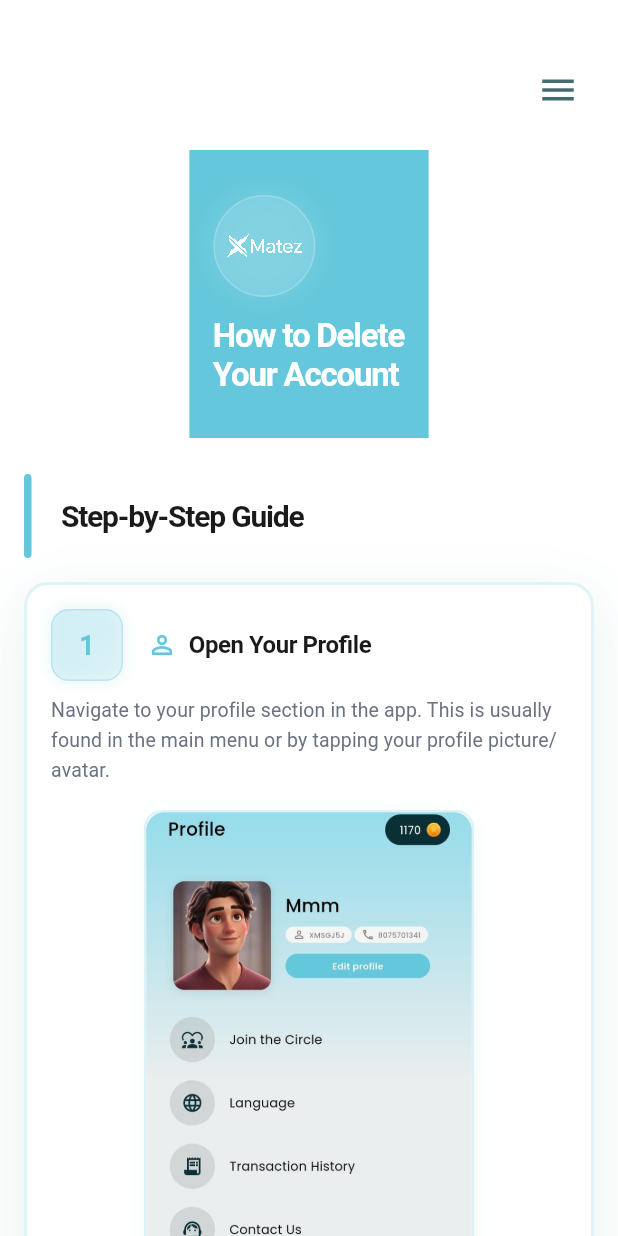
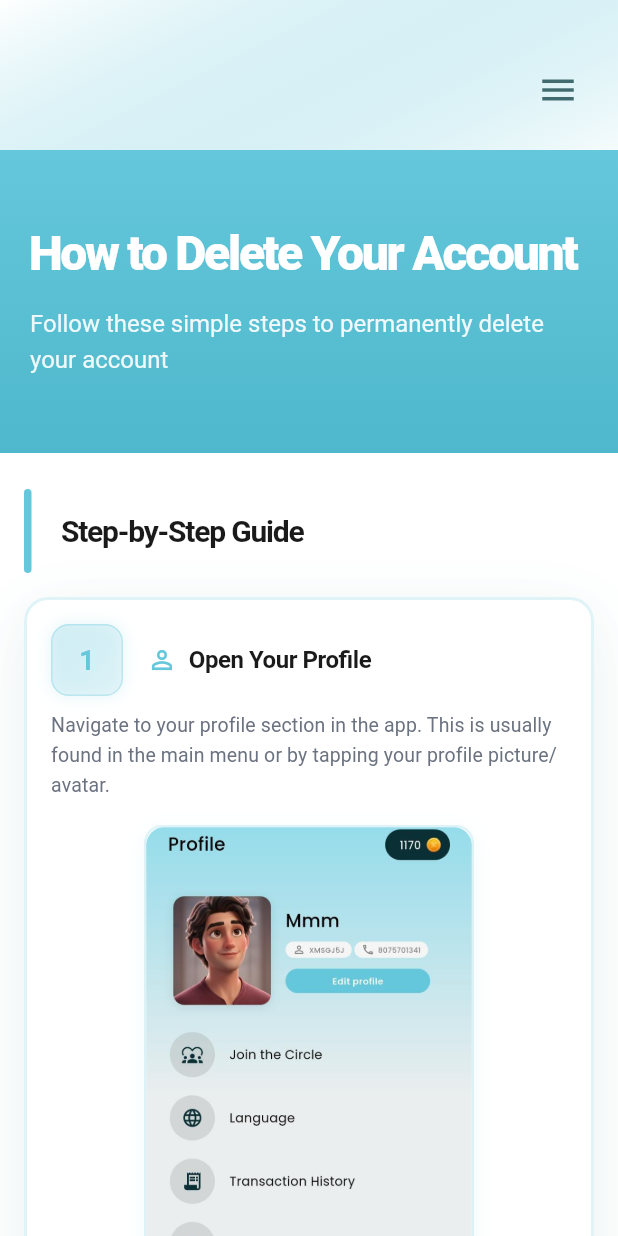
Before and after one commit to murshidkayla/x-mates-website, a Flutter app: the HowToDeletePage screen opened by its route, on a phone screen of 412 x 824 dp. Run offline on Flutter 3.47's test engine with Material 3 defaults, Android fonts, the phone set to English and light mode, and no system bars; our stand-ins replace google_fonts; Roboto replaces fonts that are missing (System).

Commit message:
fixing error

```diff
--- a/lib/presentation/pages/community_guidelines_page.dart
+++ b/lib/presentation/pages/community_guidelines_page.dart
@@ -19,8 +19,9 @@
     });
 
     return Scaffold(
-      backgroundColor: Colors.transparent,
+      backgroundColor: isMobile ? AppTheme.lightBackground : Colors.transparent,
       body: Container(
+        width: double.infinity,
         decoration: BoxDecoration(
           gradient: LinearGradient(
             begin: Alignment.topLeft,
--- a/lib/presentation/pages/contact_page.dart
+++ b/lib/presentation/pages/contact_page.dart
@@ -147,9 +147,12 @@
 
   @override
   Widget build(BuildContext context) {
+    final isMobile = Responsive.isMobile(context);
+
     return Scaffold(
-      backgroundColor: Colors.transparent,
+      backgroundColor: isMobile ? AppTheme.lightBackground : Colors.transparent,
       body: Container(
+        width: double.infinity,
         decoration: BoxDecoration(
           gradient: LinearGradient(
             begin: Alignment.topLeft,
--- a/lib/presentation/pages/how_to_delete_page.dart
+++ b/lib/presentation/pages/how_to_delete_page.dart
@@ -4,7 +4,6 @@
 import '../../application/providers/navigation_provider.dart';
 import '../widgets/pandora_navbar.dart';
 import '../widgets/footer.dart';
-import '../widgets/logo.dart';
 import '../theme/app_theme.dart';
 import '../utils/responsive.dart';
 
@@ -32,9 +31,22 @@
     });
 
     return Scaffold(
-      backgroundColor: AppTheme.lightBackground,
+      backgroundColor: isMobile ? AppTheme.lightBackground : Colors.transparent,
       body: Container(
-        color: AppTheme.lightBackground,
+        width: double.infinity,
+        decoration: BoxDecoration(
+          gradient: LinearGradient(
+            begin: Alignment.topLeft,
+            end: Alignment.bottomRight,
+            colors: [
+              AppTheme.lightBackground,
+              AppTheme.primaryColor.withOpacity(0.05),
+              AppTheme.primaryColor.withOpacity(0.02),
+              AppTheme.lightBackground,
+            ],
+            stops: const [0.0, 0.3, 0.7, 1.0],
+          ),
+        ),
         child: SingleChildScrollView(
           child: Column(
             children: [
@@ -42,75 +54,21 @@
               const PandoraNavbar(),
             // Ultra-Modern Header Section
             Container(
+              width: double.infinity,
               padding: EdgeInsets.symmetric(
-                horizontal: isMobile ? 16 : 60,
-                vertical: isMobile ? 30 : 60,
+                horizontal: Responsive.value(context, mobile: 20.0, tablet: 40.0, desktop: 80.0),
+                vertical: Responsive.value(context, mobile: 50.0, tablet: 80.0, desktop: 100.0),
               ),
-              decoration: const BoxDecoration(
-                color: AppTheme.primaryColor,
-              ),
-              child: Column(
-                crossAxisAlignment: CrossAxisAlignment.start,
-                children: [
-                  isMobile
-                      ? Column(
-                          crossAxisAlignment: CrossAxisAlignment.start,
-                          children: [
-                            Container(
-                              padding: const EdgeInsets.all(8),
               decoration: BoxDecoration(
-                                shape: BoxShape.circle,
-                                color: Colors.white.withOpacity(0.1),
-                                border: Border.all(
-                                  color: Colors.white.withOpacity(0.2),
-                                  width: 1,
-                                ),
-                                boxShadow: [
-                                  BoxShadow(
-                                    color: Colors.white.withValues(alpha: 0.1),
-                                    blurRadius: 12,
-                                    spreadRadius: 3,
-                                  ),
+                gradient: LinearGradient(
+                  begin: Alignment.topCenter,
+                  end: Alignment.bottomCenter,
+                  colors: [
+                    AppTheme.primaryColor,
+                    AppTheme.primaryColorDark,
                   ],
                 ),
-                              child: const XMatezLogo(size: 50, isDark: true),
               ),
-                            const SizedBox(height: 12),
-                            Text(
-                              'How to Delete\nYour Account',
-                              style: Theme.of(context).textTheme.displayLarge?.copyWith(
-                                color: Colors.white,
-                                fontSize: 22,
-                                fontWeight: FontWeight.w700,
-                                letterSpacing: -0.8,
-                                height: 1.2,
-                              ),
-                            ),
-                          ],
-                        )
-                      : Row(
-                          children: [
-                            Container(
-                              padding: const EdgeInsets.all(12),
-                              decoration: BoxDecoration(
-                                shape: BoxShape.circle,
-                                color: Colors.white.withOpacity(0.1),
-                                border: Border.all(
-                                  color: Colors.white.withOpacity(0.2),
-                                  width: 1,
-                                ),
-                                boxShadow: [
-                                  BoxShadow(
-                                    color: Colors.white.withValues(alpha: 0.1),
-                                    blurRadius: 20,
-                                    spreadRadius: 5,
-                                  ),
-                                ],
-                              ),
-                              child: const XMatezLogo(size: 70, isDark: true),
-                            ),
-                            const SizedBox(width: 16),
-                            Expanded(
               child: Column(
                 crossAxisAlignment: CrossAxisAlignment.start,
                 children: [
@@ -118,25 +76,20 @@
                     'How to Delete Your Account',
                     style: Theme.of(context).textTheme.displayLarge?.copyWith(
                       color: Colors.white,
-                                      fontSize: 28,
-                                      fontWeight: FontWeight.w700,
-                                      letterSpacing: -1,
+                      fontSize: isMobile ? 32 : 48,
+                      fontWeight: FontWeight.w800,
+                      letterSpacing: -1.5,
                       height: 1.2,
                     ),
                   ),
-                                  SizedBox(height: 8),
+                  SizedBox(height: isMobile ? 16 : 20),
                   Text(
                     'Follow these simple steps to permanently delete your account',
-                                    style: Theme.of(context).textTheme.bodySmall?.copyWith(
+                    style: Theme.of(context).textTheme.bodyMedium?.copyWith(
                       color: Colors.white.withValues(alpha: 0.9),
-                                      fontSize: 14,
-                                      height: 1.4,
+                      fontSize: isMobile ? 16 : 18,
+                      height: 1.5,
                     ),
-                                  ),
-                                ],
-                              ),
-                            ),
-                          ],
                   ),
                 ],
               ),
--- a/lib/presentation/pages/privacy_policy_page.dart
+++ b/lib/presentation/pages/privacy_policy_page.dart
@@ -19,8 +19,9 @@
     });
 
     return Scaffold(
-      backgroundColor: Colors.transparent,
+      backgroundColor: isMobile ? AppTheme.lightBackground : Colors.transparent,
       body: Container(
+        width: double.infinity,
         decoration: BoxDecoration(
           gradient: LinearGradient(
             begin: Alignment.topLeft,
--- a/lib/presentation/pages/terms_conditions_page.dart
+++ b/lib/presentation/pages/terms_conditions_page.dart
@@ -19,8 +19,9 @@
     });
 
     return Scaffold(
-      backgroundColor: Colors.transparent,
+      backgroundColor: isMobile ? AppTheme.lightBackground : Colors.transparent,
       body: Container(
+        width: double.infinity,
         decoration: BoxDecoration(
           gradient: LinearGradient(
             begin: Alignment.topLeft,
```
Also changed, not shown: lib/presentation/pages/home_page.dart (+95 -44 lines). Lines whose indentation alone changed are shown as unchanged.
